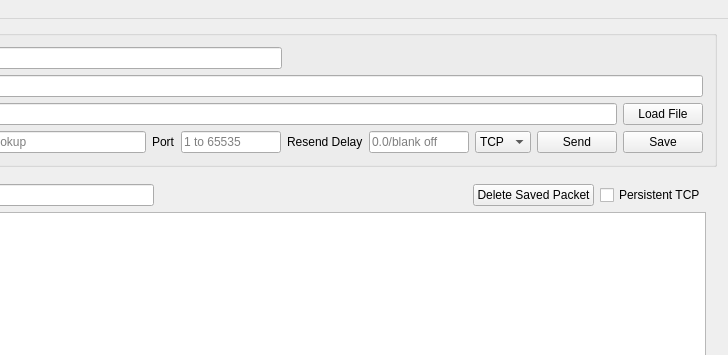
The window that src/mainwindow.ui (dannagle/PacketSender) describes before a commit, drawn with Qt 5; both pictures show x 181 to 909 and y 0 to 355 of the 909 by 690 pixel window.
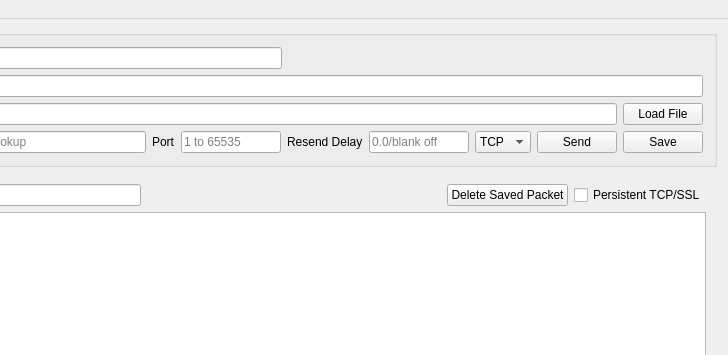
The same window after the commit. Icons and pictures are not drawn.

What changed in the file:
```diff
--- a/src/mainwindow.ui
+++ b/src/mainwindow.ui
@@ -284,7 +284,7 @@
           <item>
            <widget class="QCheckBox" name="persistentTCPCheck">
             <property name="text">
-             <string>Persistent TCP</string>
+             <string>Persistent TCP/SSL</string>
             </property>
            </widget>
           </item>
```
